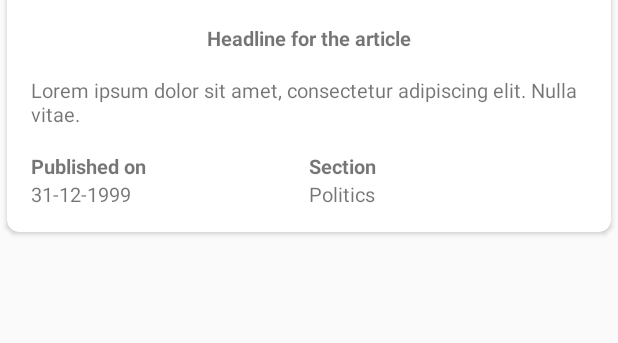
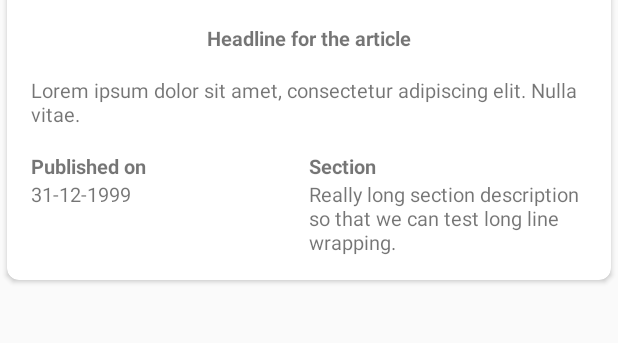
Before and after one commit to mezpahlan/jamesedwardtaylorstheguardian, an Android app: the layout list_item_rss_feed.xml on its own in the app's theme, with its tools: preview values and no code run, on a phone screen of 412 x 824 dp, the part 384-727 px from its top. Run offline under Robolectric (Android 15) with nearby library versions, the phone set to English and light mode, and no system bars; network calls fail.

Commit message:
Modifying tools text so that we can test out line wrapping in an overly long section title.

```diff
--- a/app/src/main/res/layout/list_item_rss_feed.xml
+++ b/app/src/main/res/layout/list_item_rss_feed.xml
@@ -104,7 +104,7 @@
                     android:layout_width="match_parent"
                     android:layout_height="wrap_content"
                     android:textSize="13sp"
-                    tools:text="Politics" />
+                    tools:text="Really long section description so that we can test long line wrapping." />
 
             </LinearLayout>
 
```
